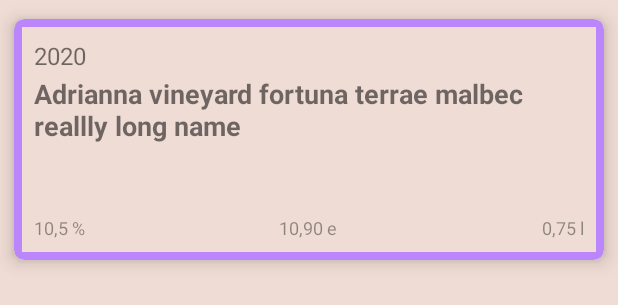
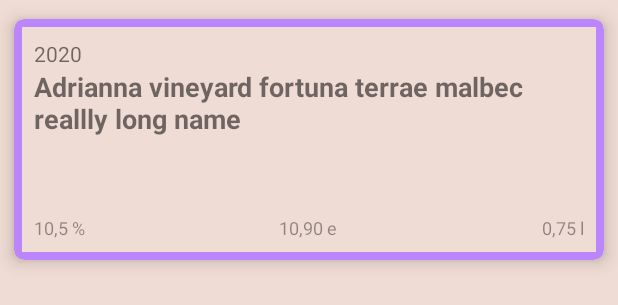
Before and after one commit to lissuu/desperate_housewines, an Android app: the layout recycler_browse_item.xml on its own in the app's theme, with its tools: preview values and no code run, on a phone screen of 412 x 824 dp. Shown: the top 305 px of the screen. Run offline under Robolectric (Android 15) with nearby library versions, the phone set to English and light mode, and no system bars; network calls fail.

Commit message:
Improve/Fix information showed in Browse's cards
- Added manufacturer after year info
- Item class creates a separate card title when validated
- Which is shit and full of bubble gum
- Year/manufacturer are hidden if the api didn't provide that information
- Ellipses for card text boxes

```diff
--- a/app/src/main/java/com/example/desperatehousewines/BrowseActivity.java
+++ b/app/src/main/java/com/example/desperatehousewines/BrowseActivity.java
@@ -19,12 +19,8 @@ import org.json.JSONArray;
 import org.json.JSONException;
 import org.json.JSONObject;
 
-import java.lang.reflect.Array;
 import java.util.ArrayList;
-import java.util.Arrays;
-import java.util.HashMap;
 import java.util.List;
-import java.util.Map;
 
 public class BrowseActivity extends AppCompatActivity implements RestClient.Callback {
     static final String TAG = "BROWSE";
@@ -182,7 +178,7 @@ public class BrowseActivity extends AppCompatActivity implements RestClient.Call
                 Item item = new Item(row);
 
                 if (item.isValid())
-                    items.add(item);
+                    items.add(item.createCardTitle());
 
             } catch (JSONException e) {
                 e.printStackTrace();
--- a/app/src/main/res/layout/activity_browse.xml
+++ b/app/src/main/res/layout/activity_browse.xml
@@ -42,7 +42,7 @@
     <Button
         android:id="@+id/btnClearSearch"
         style="@style/Widget.AppCompat.Button.Borderless"
-        android:layout_width="40dp"
+        android:layout_width="25dp"
         android:layout_height="wrap_content"
         android:layout_marginStart="12dp"
         android:layout_marginTop="16dp"
--- a/app/src/main/res/layout/recycler_browse_item.xml
+++ b/app/src/main/res/layout/recycler_browse_item.xml
@@ -15,34 +15,42 @@
 
     <androidx.constraintlayout.widget.ConstraintLayout
         android:layout_width="match_parent"
-        android:layout_height="150dp">
+        android:layout_height="150dp"
+        android:paddingTop="8dp">
 
         <TextView
             android:id="@+id/txtYear"
-            android:layout_width="wrap_content"
+            android:layout_width="0dp"
             android:layout_height="wrap_content"
             android:layout_marginStart="8dp"
-            android:layout_marginTop="8dp"
+            android:layout_marginEnd="8dp"
+            android:ellipsize="end"
+            android:maxLines="1"
             android:text="2020"
-            android:textSize="16dp"
+            android:textSize="14dp"
+            card_view:layout_constraintEnd_toEndOf="parent"
+            card_view:layout_constraintHorizontal_bias="0.031"
             card_view:layout_constraintStart_toStartOf="parent"
             card_view:layout_constraintTop_toTopOf="parent" />
 
         <TextView
             android:id="@+id/txtName"
             android:layout_width="0dp"
-            android:layout_height="wrap_content"
+            android:layout_height="0dp"
             android:layout_gravity="center"
             android:layout_marginStart="8dp"
-            android:layout_marginTop="32dp"
             android:layout_marginEnd="8dp"
+            android:ellipsize="end"
+            android:maxLines="4"
             android:padding="0dp"
             android:text="Adrianna vineyard fortuna terrae malbec reallly long name"
             android:textSize="18dp"
             android:textStyle="bold"
+            card_view:layout_constraintBottom_toTopOf="@+id/txtPrice"
             card_view:layout_constraintEnd_toEndOf="parent"
+            card_view:layout_constraintHorizontal_bias="0.0"
             card_view:layout_constraintStart_toStartOf="parent"
-            card_view:layout_constraintTop_toTopOf="parent" />
+            card_view:layout_constraintTop_toBottomOf="@+id/txtYear" />
 
         <TextView
             android:id="@+id/txtPrice"
```
Also changed, not shown: app/src/main/java/com/example/desperatehousewines/Item.java (+79 -2 lines), app/src/main/java/com/example/desperatehousewines/RecyclerBrowseAdapter.java (+11 -3 lines).
